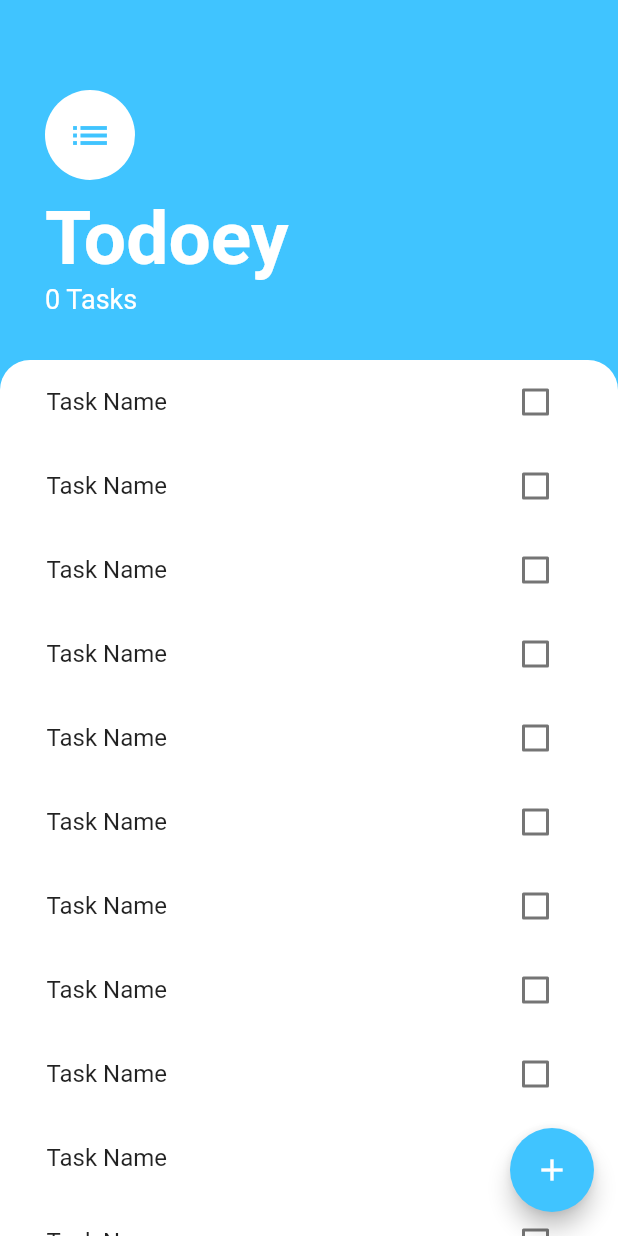
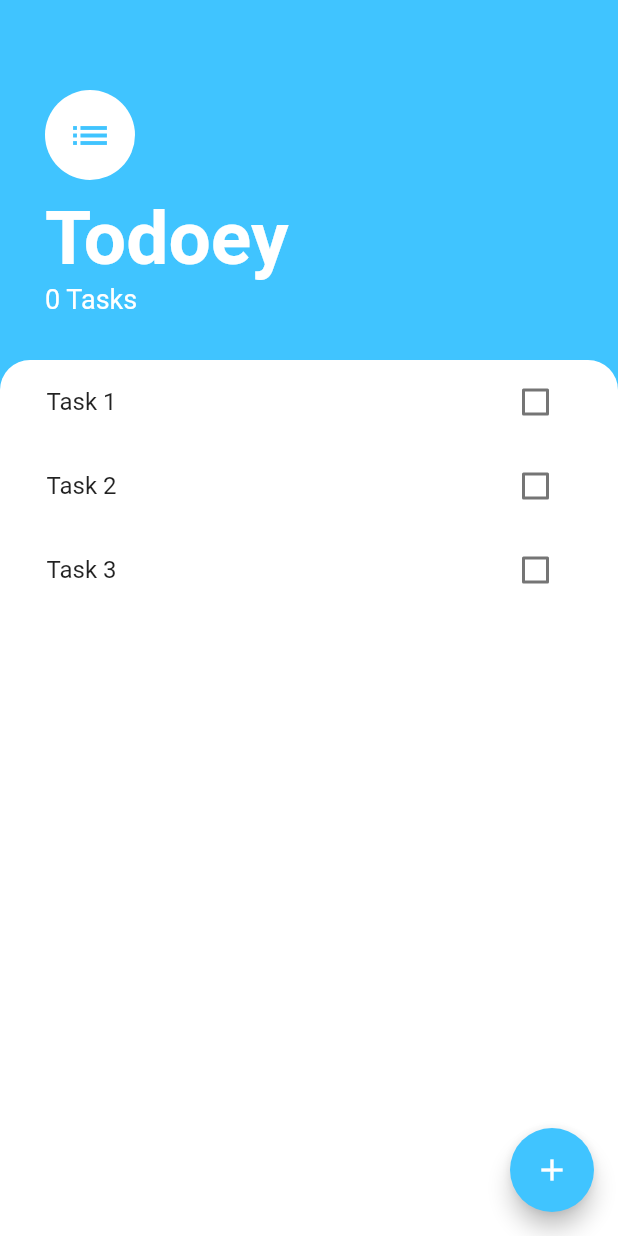
Before and after one commit to salvadorlemus/Flutter, a Flutter app: the TaskScreen screen opened directly, on a phone screen of 412 x 824 dp. Run offline on Flutter 3.47's test engine with Material 2 defaults, Android fonts, the phone set to English and light mode, and no system bars; statements that could not run were skipped.

Commit message:
Refactor code to use a DynamicListBuilder to grow our task list. Refactor code to use a callback for the onChanged checkbox property via the TaskList class. Refactor taskTile class to be a stateless widget and pass the responsability to redo the widget three to the TaskList class that now are Statefull.

```diff
--- /dev/null
+++ b/lib/Models/task.dart
@@ -0,0 +1,10 @@
+class Task {
+  String name;
+  bool isDone;
+
+  Task({required this.name, this.isDone = false});
+
+  void toggleDone() {
+    isDone = !isDone;
+  }
+}
--- a/lib/Screens/addTaskScreen.dart
+++ b/lib/Screens/addTaskScreen.dart
@@ -35,7 +35,9 @@ class AddTaskScreen extends StatelessWidget {
               style: TextButton.styleFrom(
                 backgroundColor: Colors.lightBlueAccent,
               ),
-              onPressed: () {},
+              onPressed: () {
+                // Add task to the list
+              },
               child: const Text('Add', style: TextStyle(color: Colors.white)),
             ),
           ],
--- a/lib/UI/TaskList.dart
+++ b/lib/UI/TaskList.dart
@@ -1,57 +1,36 @@
-import 'package:base/UI/taskCheckBox.dart';
+import 'package:base/Models/task.dart';
 import 'package:flutter/material.dart';
+import 'package:base/UI/taskTile.dart';
 
-class TaskList extends StatelessWidget {
+class TaskList extends StatefulWidget {
+  @override
+  _TaskListState createState() => _TaskListState();
+}
+
+class _TaskListState extends State<TaskList> {
+  List<Task> taskList = [
+    Task(name: 'Task 1'),
+    Task(name: 'Task 2'),
+    Task(name: 'Task 3'),
+  ];
+
   @override
   Widget build(BuildContext context) {
-    return ListView(
-      physics: const BouncingScrollPhysics(),
-      children: [
-        TaskElement(),
-        TaskElement(),
-        TaskElement(),
-        TaskElement(),
-        TaskElement(),
-        TaskElement(),
-        TaskElement(),
-        TaskElement(),
-        TaskElement(),
-        TaskElement(),
-        TaskElement(),
-        TaskElement(),
-      ],
+    // A list builder is used to build a list of widgets from a list of data
+    // but just the ones that are on screen and not all of them at once
+    return ListView.builder(
+      itemBuilder: (context, index) {
+        return TaskTile(
+          taskName: taskList[index].name,
+          isChecked: taskList[index].isDone,
+          checkboxCallback: () {
+            setState(() {
+              taskList[index].toggleDone();
+            });
+          },
+        );
+      },
+      itemCount: taskList.length,
     );
   }
 }
-
-class TaskElement extends StatefulWidget {
-  @override
-  _TaskElementState createState() => _TaskElementState();
-}
-
-class _TaskElementState extends State<TaskElement> {
-  bool isChecked = false;
-  String taskName = 'Task Name';
-
-  // Callback used to update the checkbox state
-  void checkboxCallback(bool checkboxState) {
-    setState(() {
-      isChecked = checkboxState;
-    });
-  }
-
-  @override
-  Widget build(BuildContext context) {
-    return ListTile(
-      title: Text(
-        taskName,
-        style: TextStyle(
-            decoration: isChecked ? TextDecoration.lineThrough : null),
-      ),
-      trailing: TaskCheckbox(
-        isChecked: isChecked,
-        toggleCheckboxState: checkboxCallback,
-      ),
-    );
-  }
-}
--- a/lib/UI/taskCheckBox.dart
+++ /dev/null
@@ -1,19 +0,0 @@
-import 'package:flutter/material.dart';
-
-class TaskCheckbox extends StatelessWidget {
-  TaskCheckbox({this.isChecked = false, required this.toggleCheckboxState});
-
-  final bool isChecked;
-
-  // Added a callback function to update the checkbox state
-  final Function toggleCheckboxState;
-
-  @override
-  Widget build(BuildContext context) {
-    return Checkbox(
-      value: isChecked,
-      activeColor: Colors.lightBlueAccent,
-      onChanged: (value) => toggleCheckboxState(value),
-    );
-  }
-}
--- /dev/null
+++ b/lib/UI/taskTile.dart
@@ -0,0 +1,29 @@
+import 'package:flutter/material.dart';
+
+class TaskTile extends StatelessWidget {
+  const TaskTile(
+      {super.key,
+      required this.isChecked,
+      required this.taskName,
+      required this.checkboxCallback});
+
+  final bool isChecked;
+  final String taskName;
+  final VoidCallback checkboxCallback;
+
+  @override
+  Widget build(BuildContext context) {
+    return ListTile(
+      title: Text(
+        taskName,
+        style: TextStyle(
+            decoration: isChecked ? TextDecoration.lineThrough : null),
+      ),
+      trailing: Checkbox(
+        value: isChecked,
+        activeColor: Colors.lightBlueAccent,
+        onChanged: (value) => checkboxCallback(),
+      ),
+    );
+  }
+}
```
